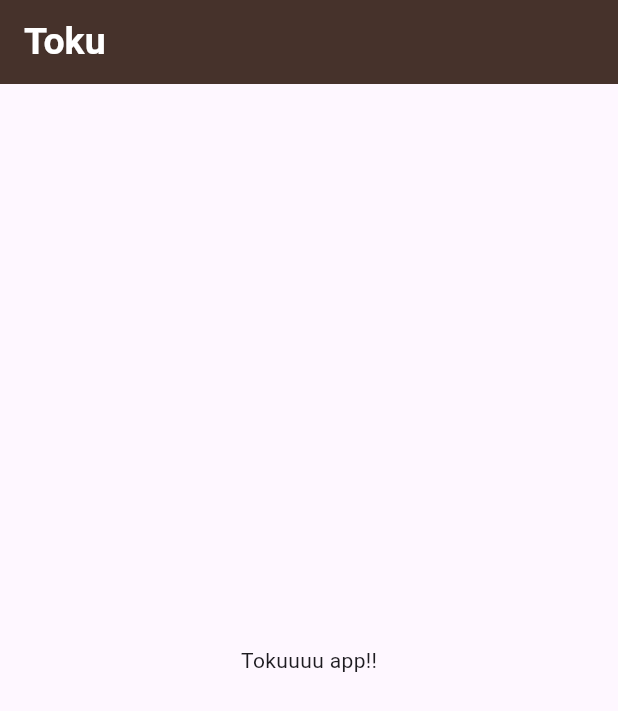
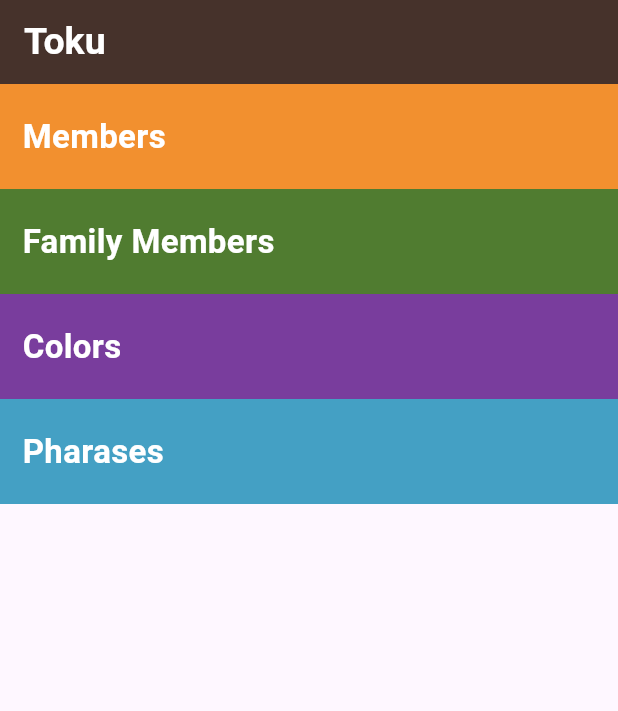
Before and after one commit to Nour-Hagag/toku_app, a Flutter app: the screen it shows after launch, on a phone screen of 412 x 824 dp. Shown: the top 711 px of the screen. Run offline on Flutter 3.47's test engine with Material 3 defaults, Android fonts, the light colour scheme and no system bars.

Commit message:
creating category custom widget

```diff
--- a/lib/main.dart
+++ b/lib/main.dart
@@ -1,4 +1,5 @@
 import 'package:flutter/material.dart';
+import 'package:toku/widgets/category.dart';
 
 void main() {
   runApp(const Toku());
@@ -23,7 +24,14 @@ class Toku extends StatelessWidget {
             ),
           ),
         ),
-        body: const Center(child: Text('Tokuuuu app!!')),
+        body: Column(
+          children: [
+            Category(categoryName: 'Members', color: Color(0xffF2902F)),
+            Category(categoryName: 'Family Members', color: Color(0xff507C30)),
+            Category(categoryName: 'Colors', color: Color(0xff793D9D)),
+            Category(categoryName: 'Pharases', color: Color(0xff44A0C4)),
+          ],
+        ),
       ),
     );
   }
--- /dev/null
+++ b/lib/widgets/category.dart
@@ -0,0 +1,25 @@
+import 'package:flutter/material.dart';
+
+class Category extends StatelessWidget {
+  const Category({super.key, required this.categoryName, required this.color});
+  final String categoryName;
+  final Color color;
+  @override
+  Widget build(BuildContext context) {
+    return Container(
+      padding: EdgeInsets.only(left: 15),
+      alignment: Alignment.centerLeft,
+      height: 70,
+      width: MediaQuery.of(context).size.width,
+      color: color,
+      child: Text(
+        categoryName,
+        style: TextStyle(
+          fontSize: 22,
+          fontWeight: FontWeight.bold,
+          color: Colors.white,
+        ),
+      ),
+    );
+  }
+}
```
Also changed, not shown: pubspec.lock.
